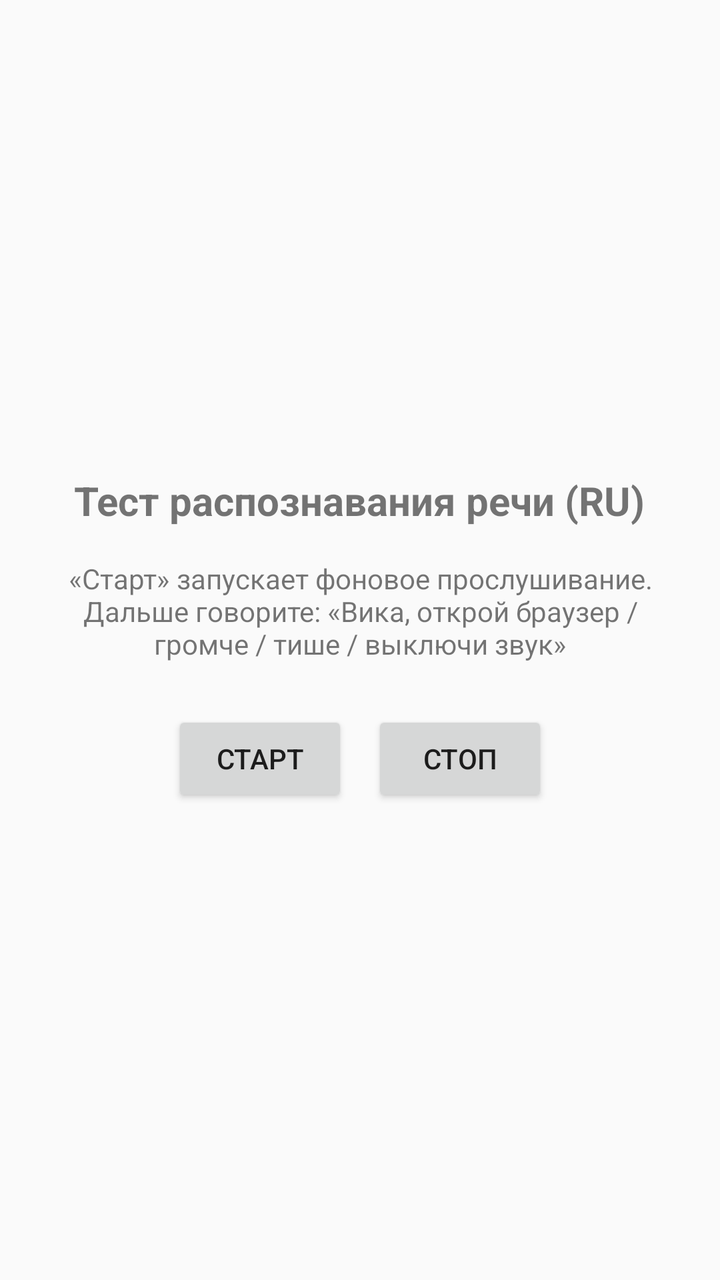
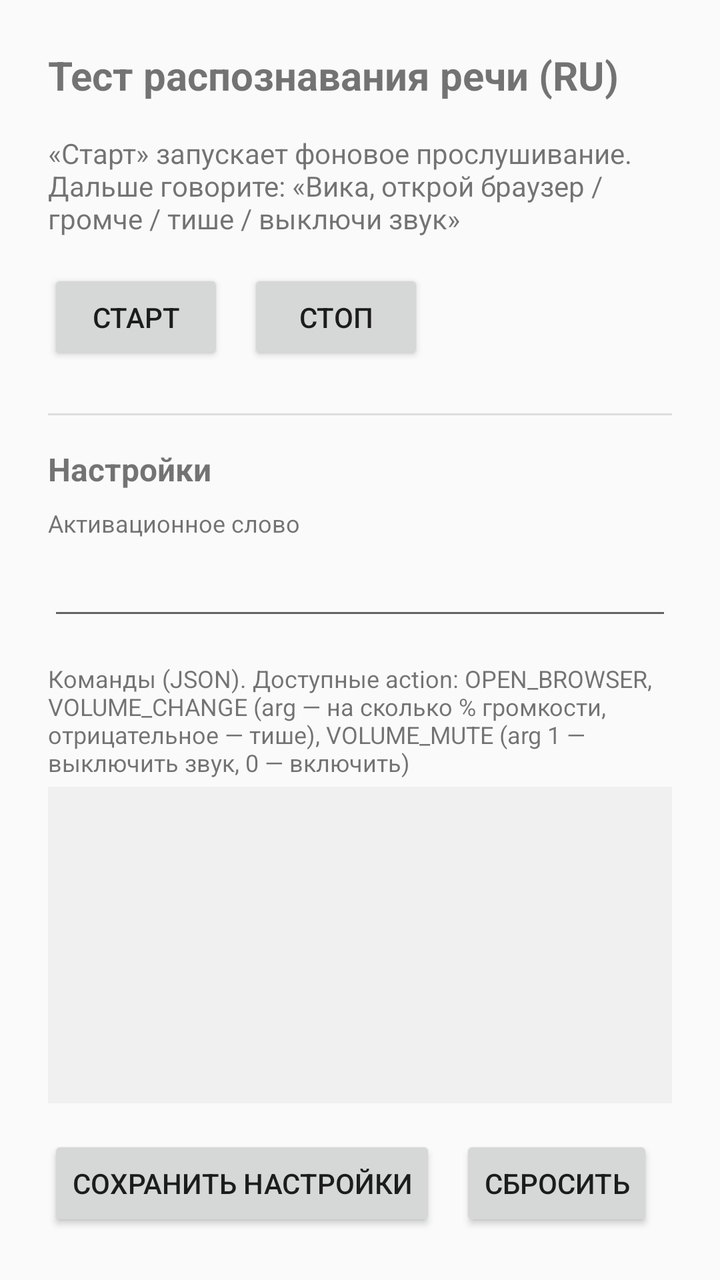

An Android layout rendered at two revisions. The XML below is the earlier revision; the diff shows what the commit changed to produce the second picture.
<!-- AndroidManifest.xml: application theme android:Theme.Material.Light -->
<!-- res/layout/activity_main.xml -->
<?xml version="1.0" encoding="utf-8"?>
<LinearLayout xmlns:android="http://schemas.android.com/apk/res/android"
    android:layout_width="match_parent"
    android:layout_height="match_parent"
    android:orientation="vertical"
    android:padding="24dp"
    android:gravity="center">

    <TextView
        android:id="@+id/titleText"
        android:layout_width="wrap_content"
        android:layout_height="wrap_content"
        android:text="Тест распознавания речи (RU)"
        android:textSize="20sp"
        android:textStyle="bold"
        android:layout_marginBottom="16dp" />

    <TextView
        android:id="@+id/statusText"
        android:layout_width="wrap_content"
        android:layout_height="wrap_content"
        android:text="«Старт» запускает фоновое прослушивание. Дальше говорите: «Вика, открой браузер / громче / тише / выключи звук»"
        android:textSize="14sp"
        android:gravity="center"
        android:layout_marginBottom="24dp" />

    <LinearLayout
        android:layout_width="wrap_content"
        android:layout_height="wrap_content"
        android:orientation="horizontal">

        <Button
            android:id="@+id/startButton"
            android:layout_width="wrap_content"
            android:layout_height="wrap_content"
            android:text="Старт"
            android:layout_marginEnd="12dp" />

        <Button
            android:id="@+id/stopButton"
            android:layout_width="wrap_content"
            android:layout_height="wrap_content"
            android:text="Стоп" />
    </LinearLayout>

</LinearLayout>
<!-- resources referenced by this layout -->
<resources>

</resources>

<!-- the commit's change to res/layout/activity_main.xml (unified diff, before → after) -->
@@ -1,46 +1,117 @@
 <?xml version="1.0" encoding="utf-8"?>
-<LinearLayout xmlns:android="http://schemas.android.com/apk/res/android"
+<ScrollView xmlns:android="http://schemas.android.com/apk/res/android"
     android:layout_width="match_parent"
-    android:layout_height="match_parent"
-    android:orientation="vertical"
-    android:padding="24dp"
-    android:gravity="center">
-
-    <TextView
-        android:id="@+id/titleText"
-        android:layout_width="wrap_content"
-        android:layout_height="wrap_content"
-        android:text="Тест распознавания речи (RU)"
-        android:textSize="20sp"
-        android:textStyle="bold"
-        android:layout_marginBottom="16dp" />
-
-    <TextView
-        android:id="@+id/statusText"
-        android:layout_width="wrap_content"
-        android:layout_height="wrap_content"
-        android:text="«Старт» запускает фоновое прослушивание. Дальше говорите: «Вика, открой браузер / громче / тише / выключи звук»"
-        android:textSize="14sp"
-        android:gravity="center"
-        android:layout_marginBottom="24dp" />
+    android:layout_height="match_parent">
 
     <LinearLayout
-        android:layout_width="wrap_content"
+        android:layout_width="match_parent"
         android:layout_height="wrap_content"
-        android:orientation="horizontal">
+        android:orientation="vertical"
+        android:padding="24dp">
 
-        <Button
-            android:id="@+id/startButton"
+        <TextView
+            android:id="@+id/titleText"
             android:layout_width="wrap_content"
             android:layout_height="wrap_content"
-            android:text="Старт"
-            android:layout_marginEnd="12dp" />
+            android:text="Тест распознавания речи (RU)"
+            android:textSize="20sp"
+            android:textStyle="bold"
+            android:layout_marginBottom="16dp" />
 
-        <Button
-            android:id="@+id/stopButton"
+        <TextView
+            android:id="@+id/statusText"
+            android:layout_width="match_parent"
+            android:layout_height="wrap_content"
+            android:text="«Старт» запускает фоновое прослушивание. Дальше говорите: «Вика, открой браузер / громче / тише / выключи звук»"
+            android:textSize="14sp"
+            android:layout_marginBottom="16dp" />
+
+        <LinearLayout
             android:layout_width="wrap_content"
             android:layout_height="wrap_content"
-            android:text="Стоп" />
+            android:orientation="horizontal"
+            android:layout_marginBottom="24dp">
+
+            <Button
+                android:id="@+id/startButton"
+                android:layout_width="wrap_content"
+                android:layout_height="wrap_content"
+                android:text="Старт"
+                android:layout_marginEnd="12dp" />
+
+            <Button
+                android:id="@+id/stopButton"
+                android:layout_width="wrap_content"
+                android:layout_height="wrap_content"
+                android:text="Стоп" />
+        </LinearLayout>
+
+        <View
+            android:layout_width="match_parent"
+            android:layout_height="1dp"
+            android:background="#dddddd"
+            android:layout_marginBottom="16dp" />
+
+        <TextView
+            android:layout_width="wrap_content"
+            android:layout_height="wrap_content"
+            android:text="Настройки"
+            android:textSize="16sp"
+            android:textStyle="bold"
+            android:layout_marginBottom="8dp" />
+
+        <TextView
+            android:layout_width="wrap_content"
+            android:layout_height="wrap_content"
+            android:text="Активационное слово"
+            android:textSize="12sp"
+            android:layout_marginBottom="4dp" />
+
+        <EditText
+            android:id="@+id/wakeWordInput"
+            android:layout_width="match_parent"
+            android:layout_height="wrap_content"
+            android:inputType="text"
+            android:layout_marginBottom="16dp" />
+
+        <TextView
+            android:layout_width="wrap_content"
+            android:layout_height="wrap_content"
+            android:text="Команды (JSON). Доступные action: OPEN_BROWSER, VOLUME_CHANGE (arg — на сколько % громкости, отрицательное — тише), VOLUME_MUTE (arg 1 — выключить звук, 0 — включить)"
+            android:textSize="12sp"
+            android:layout_marginBottom="4dp" />
+
+        <EditText
+            android:id="@+id/commandsInput"
+            android:layout_width="match_parent"
+            android:layout_height="wrap_content"
+            android:minLines="10"
+            android:gravity="top|start"
+            android:inputType="textMultiLine"
+            android:typeface="monospace"
+            android:textSize="12sp"
+            android:background="#f0f0f0"
+            android:padding="8dp"
+            android:layout_marginBottom="16dp" />
+
+        <LinearLayout
+            android:layout_width="wrap_content"
+            android:layout_height="wrap_content"
+            android:orientation="horizontal">
+
+            <Button
+                android:id="@+id/saveButton"
+                android:layout_width="wrap_content"
+                android:layout_height="wrap_content"
+                android:text="Сохранить настройки"
+                android:layout_marginEnd="12dp" />
+
+            <Button
+                android:id="@+id/resetButton"
+                android:layout_width="wrap_content"
+                android:layout_height="wrap_content"
+                android:text="Сбросить" />
+        </LinearLayout>
+
     </LinearLayout>
-
-</LinearLayout>
+</ScrollView>
